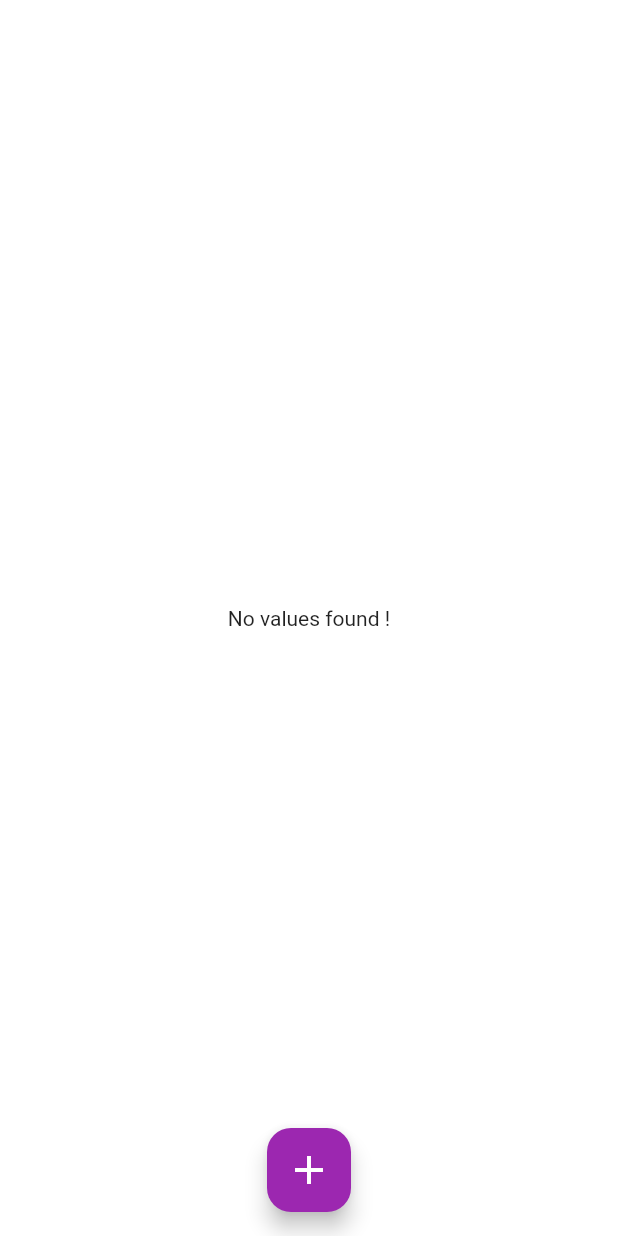
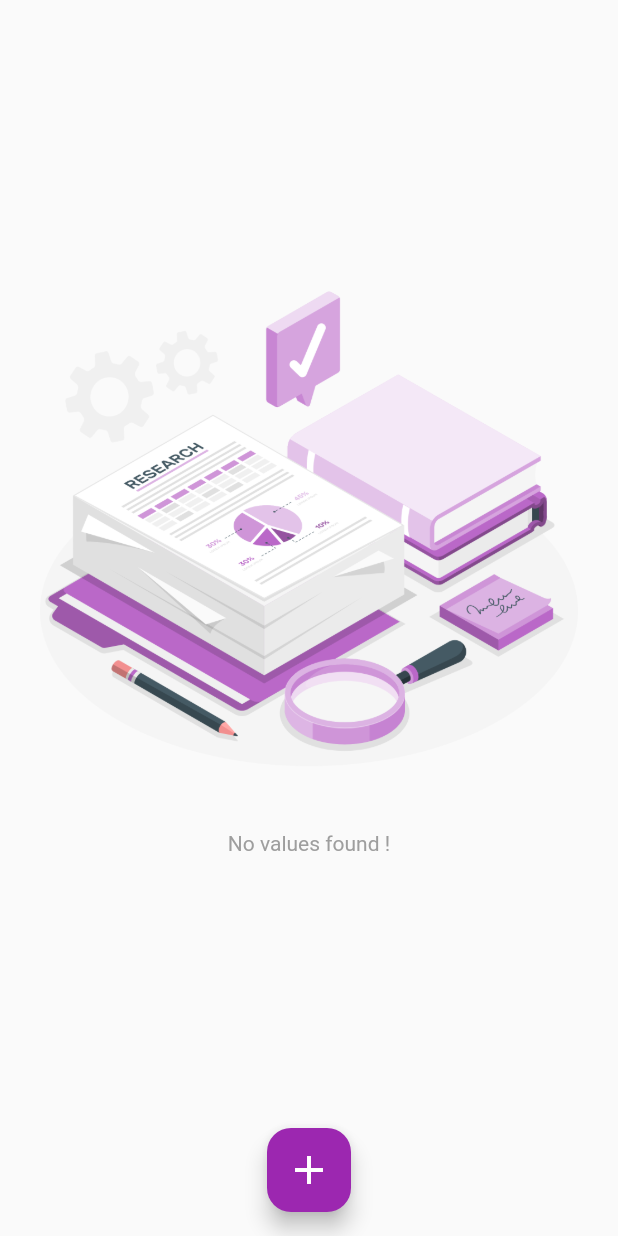
Before and after one commit to GhadaAhmed152420/WalletApp, a Flutter app: the screen it shows after launch, on a phone screen of 412 x 824 dp. Run offline on Flutter 3.47's test engine with Material 2 defaults, Android fonts, the phone set to English and light mode, and no system bars; our stand-ins replace fl_chart, hive, hive_flutter; accounts and stored records are empty.

Commit message:
some edits

```diff
--- a/lib/main.dart
+++ b/lib/main.dart
@@ -1,4 +1,5 @@
 import 'package:flutter/material.dart';
+import 'package:flutter/services.dart';
 import 'package:wallet_app/views/home.dart';
 import 'package:hive_flutter/hive_flutter.dart';
 
@@ -9,6 +10,13 @@ void main()async {
 
   await Hive.openBox('transaction');
 
+  SystemChrome.setSystemUIOverlayStyle(
+    const SystemUiOverlayStyle(
+      statusBarColor: Colors.transparent,
+      statusBarBrightness: Brightness.dark,
+
+    ),
+  );
 
   runApp(const MyApp());
 }
--- a/lib/viewmodels/home_view_model.dart
+++ b/lib/viewmodels/home_view_model.dart
@@ -108,7 +108,9 @@ class HomeViewModel {
   }
 
   Widget expenseTile(int value, String note) {
-    return Container(
+    return Column(
+      children: [
+        Container(
           padding: const EdgeInsets.all(18.0),
           margin: const EdgeInsets.only(
             right: 8.0,
@@ -132,7 +134,7 @@ class HomeViewModel {
                     height: 4.0,
                   ),
                   const Text(
-                'Expense',
+                    ' Expense',
                     style: TextStyle(
                       fontSize: 20.0,
                     ),
@@ -142,25 +144,30 @@ class HomeViewModel {
               Text(
                 '- $value',
                 style: TextStyle(
-                fontSize: 24.0,
+                    fontSize: 18.0,
                     fontWeight: FontWeight.w700,
                     color: Colors.red[700]
                 ),
               ),
             ],
           ),
+        ),
+        const SizedBox(height: 10.0,)
+      ],
     );
   }
 
   Widget incomeTile(int value, String note) {
-    return Container(
+    return Column(
+      children: [
+        Container(
           padding: const EdgeInsets.all(18.0),
           margin: const EdgeInsets.only(
               right: 8.0,
               left: 8.0
           ),
           decoration: BoxDecoration(
-        color: Colors.white70,
+            color: Colors.white,
             borderRadius: BorderRadius.circular(8.0),
           ),
           child: Row(
@@ -177,7 +184,7 @@ class HomeViewModel {
                     height: 4.0,
                   ),
                   const Text(
-                'Income',
+                    ' Income',
                     style: TextStyle(
                       fontSize: 20.0,
                     ),
@@ -187,13 +194,16 @@ class HomeViewModel {
               Text(
                 '+ $value',
                 style: TextStyle(
-                fontSize: 24.0,
+                    fontSize: 18.0,
                     fontWeight: FontWeight.w700,
                     color: Colors.green[700]
                 ),
               ),
             ],
           ),
+        ),
+        const SizedBox(height: 10.0,),
+      ],
     );
   }
 
--- a/lib/views/add_transaction.dart
+++ b/lib/views/add_transaction.dart
@@ -16,6 +16,7 @@ class _AddTransactionState extends State<AddTransaction> {
   @override
   Widget build(BuildContext context) {
     return Scaffold(
+      backgroundColor: Colors.white,
       appBar: AppBar(
         toolbarHeight: 0.0,
       ),
--- a/lib/views/home.dart
+++ b/lib/views/home.dart
@@ -18,9 +18,9 @@ class _HomePageState extends State<HomePage> {
   @override
   Widget build(BuildContext context) {
     return Scaffold(
-      backgroundColor: Colors.white,
       appBar: AppBar(
         toolbarHeight: 0.0,
+        elevation: 0.0,
       ),
       floatingActionButtonLocation: FloatingActionButtonLocation.centerFloat,
       floatingActionButton: FloatingActionButton(
@@ -49,41 +49,69 @@ class _HomePageState extends State<HomePage> {
           }
           if (snapshot.hasData) {
             if (snapshot.data!.isEmpty) {
-              return const Center(
-                child: Text('No values found !'),
+              return Center(
+                child: Padding(
+                  padding: const EdgeInsets.all(20.0),
+                  child: Container(
+                    height: 500,
+                    width: 500,
+                    child: Column(
+                      children: [
+                        Image.asset('images/Research paper-amico.png'),
+                        const SizedBox(height: 20.0,),
+                        const Text('No values found !', style: TextStyle(color: Colors.grey),),
+                      ],
+                    ),
+                  ),
+                ),
               );
             }
             vm.getTotalBalance(snapshot.data!);
             vm.getPlotPoints(snapshot.data!);
-            return ListView(
+            return Padding(
+              padding: const EdgeInsets.all(8.0),
+              child: ListView(
                 children: [
                   Padding(
                       padding: const EdgeInsets.all(12.0),
                       child: Row(
-                      mainAxisAlignment: MainAxisAlignment.spaceBetween,
                         children: [
-                        Row(
+                          Column(
+                            crossAxisAlignment: CrossAxisAlignment.start,
                             children: const [
-                            CircleAvatar(
-                              backgroundColor: Colors.purple,
-                              radius: 24.0,
-                              child: Icon(
-                                Icons.account_balance_wallet,
-                                size: 32.0,
-                                color: Colors.white,
+                              Padding(
+                                padding: EdgeInsets.only(bottom: 8.0),
+                                child: Text(
+                                  'Hello!',
+                                  style: TextStyle(
+                                    fontSize: 24.0,
+                                    fontWeight: FontWeight.bold,
                                   ),
                                 ),
-                            SizedBox(width: 8.0),
+                              ),
                               Text(
-                              'My Wallet App',
+                                'Ghada Ahmed ',
                                 style: TextStyle(
-                                fontSize: 24.0,
-                                color: Colors.purple,
-                                fontWeight: FontWeight.w600,
+                                  fontSize: 14.0,
+                                  color: Colors.grey,
+                                ),
+                              ),
+                            ],
+                          ),
+                          const Spacer(),
+                          Stack(children: const [
+                            Padding(
+                              padding: EdgeInsets.all(8.0),
+                              child: Icon(Icons.notifications_none),
+                            ),
+                            Align(
+                              alignment: Alignment.topLeft,
+                              child: CircleAvatar(
+                                radius: 5.0,
+                                backgroundColor: Colors.red,
                               ),
                             )
-                          ],
-                        ),
+                          ],),
                         ],
                       )),
                   Container(
@@ -116,7 +144,7 @@ class _HomePageState extends State<HomePage> {
                           height: 12.0,
                         ),
                         Text(
-                        'Rs ${vm.totalBalance.toString()}',
+                          '\$ ${vm.totalBalance.toString()}',
                           textAlign: TextAlign.center,
                           style: const TextStyle(
                             fontSize: 26.0,
@@ -181,63 +209,7 @@ class _HomePageState extends State<HomePage> {
                           )
                         ])),
                   ),
-                // vm.dataSet.isEmpty || vm.dataSet.length < 2
-                //     ? Container(
-                //         decoration: BoxDecoration(
-                //             color: Colors.white,
-                //             borderRadius: BorderRadius.circular(8.0),
-                //             boxShadow: [
-                //               BoxShadow(
-                //                 color: Colors.grey.withOpacity(0.4),
-                //                 spreadRadius: 5,
-                //                 blurRadius: 6,
-                //                 offset: const Offset(0, 4),
-                //               ),
-                //             ]),
-                //         padding: const EdgeInsets.symmetric(
-                //           horizontal: 8.0,
-                //           vertical: 40.0,
-                //         ),
-                //         margin: const EdgeInsets.all(12.0),
-                //         child: const Center(
-                //           child: Text(
-                //             'Not enough values to render chart !',
-                //           ),
-                //         ))
-                //     : Container(
-                //         decoration: BoxDecoration(
-                //             color: Colors.white,
-                //             borderRadius: BorderRadius.circular(8.0),
-                //             boxShadow: [
-                //               BoxShadow(
-                //                 color: Colors.grey.withOpacity(0.4),
-                //                 spreadRadius: 5,
-                //                 blurRadius: 6,
-                //                 offset: const Offset(0, 4),
-                //               ),
-                //             ]),
-                //         padding: const EdgeInsets.symmetric(
-                //           horizontal: 8.0,
-                //           vertical: 40.0,
-                //         ),
-                //         margin: const EdgeInsets.all(12.0),
-                //         height: 400.0,
-                //         child: LineChart(
-                //           LineChartData(
-                //             borderData: FlBorderData(
-                //               show: false,
-                //             ),
-                //             lineBarsData: [
-                //               LineChartBarData(
-                //                 spots: vm.getPlotPoints(snapshot.data!),
-                //                 isCurved: false,
-                //                 barWidth: 2.5,
-                //                 colors: [Colors.purple],
-                //               ),
-                //             ],
-                //           ),
-                //         ),
-                //       ),
+
                   const Padding(
                     padding: EdgeInsets.all(12.0),
                     child: Text(
@@ -264,6 +236,7 @@ class _HomePageState extends State<HomePage> {
                         }
                       }),
                 ],
+              ),
             );
           } else {
             return const Center(
--- a/pubspec.yaml
+++ b/pubspec.yaml
@@ -66,8 +66,8 @@ flutter:
   uses-material-design: true
 
   # To add assets to your application, add an assets section, like this:
-  # assets:
-  #   - images/a_dot_burr.jpeg
+  assets:
+    - images/
   #   - images/a_dot_ham.jpeg
 
   # An image asset can refer to one or more resolution-specific "variants", see
```
Also changed, not shown: images/Research paper-amico.png (added), pubspec.lock, 2 other files. Lines whose indentation alone changed are shown as unchanged.
